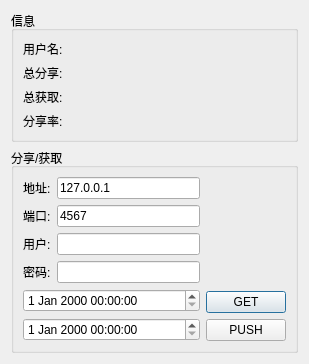
Above: clientdialog.ui from xiaofud/stulogin before the change. Below: the same form after it.
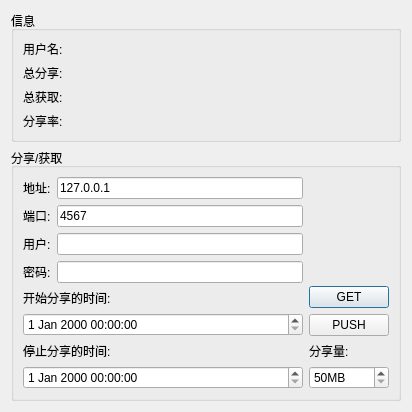
That is the form after the change.

The edit to the form file:
```diff
--- a/clientdialog.ui
+++ b/clientdialog.ui
@@ -6,14 +6,14 @@
    <rect>
     <x>0</x>
     <y>0</y>
-    <width>309</width>
-    <height>318</height>
+    <width>412</width>
+    <height>354</height>
    </rect>
   </property>
   <property name="windowTitle">
    <string>Dialog</string>
   </property>
-  <layout class="QVBoxLayout" name="verticalLayout_5">
+  <layout class="QVBoxLayout" name="verticalLayout_7">
    <item>
     <widget class="QGroupBox" name="infoBox">
      <property name="title">
@@ -62,8 +62,6 @@
      </property>
      <layout class="QHBoxLayout" name="horizontalLayout_5">
       <item>
-       <layout class="QVBoxLayout" name="verticalLayout_4">
-        <item>
          <layout class="QVBoxLayout" name="verticalLayout">
           <item>
            <layout class="QHBoxLayout" name="horizontalLayout">
@@ -129,16 +127,34 @@
             </item>
            </layout>
           </item>
-         </layout>
+        <item>
+         <layout class="QVBoxLayout" name="verticalLayout_4">
+          <item>
+           <widget class="QLabel" name="label_5">
+            <property name="text">
+             <string>开始分享的时间:</string>
+            </property>
+           </widget>
         </item>
         <item>
          <widget class="QDateTimeEdit" name="fromDateTimeEdit"/>
         </item>
+          <item>
+           <widget class="QLabel" name="label_6">
+            <property name="text">
+             <string>停止分享的时间:</string>
+            </property>
+           </widget>
+          </item>
         <item>
          <widget class="QDateTimeEdit" name="toDateTimeEdit"/>
         </item>
        </layout>
       </item>
+       </layout>
+      </item>
+      <item>
+       <layout class="QVBoxLayout" name="verticalLayout_6">
       <item>
        <layout class="QVBoxLayout" name="verticalLayout_2">
         <item>
@@ -167,6 +183,32 @@
            <string>PUSH</string>
           </property>
          </widget>
+          </item>
+         </layout>
+        </item>
+        <item>
+         <layout class="QVBoxLayout" name="verticalLayout_5">
+          <item>
+           <widget class="QLabel" name="label_7">
+            <property name="text">
+             <string>分享量:</string>
+            </property>
+           </widget>
+          </item>
+          <item>
+           <widget class="QSpinBox" name="shareSpinBox">
+            <property name="suffix">
+             <string>MB</string>
+            </property>
+            <property name="minimum">
+             <number>50</number>
+            </property>
+            <property name="maximum">
+             <number>800</number>
+            </property>
+           </widget>
+          </item>
+         </layout>
         </item>
        </layout>
       </item>
```
Lines whose indentation alone changed are shown as unchanged.
